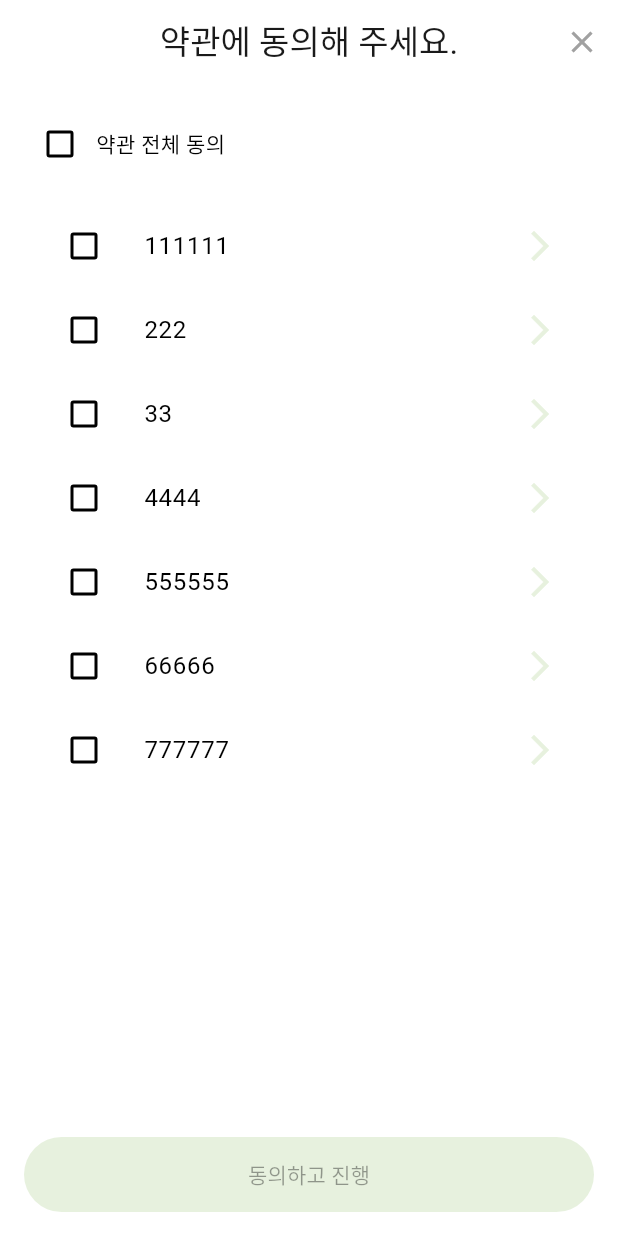
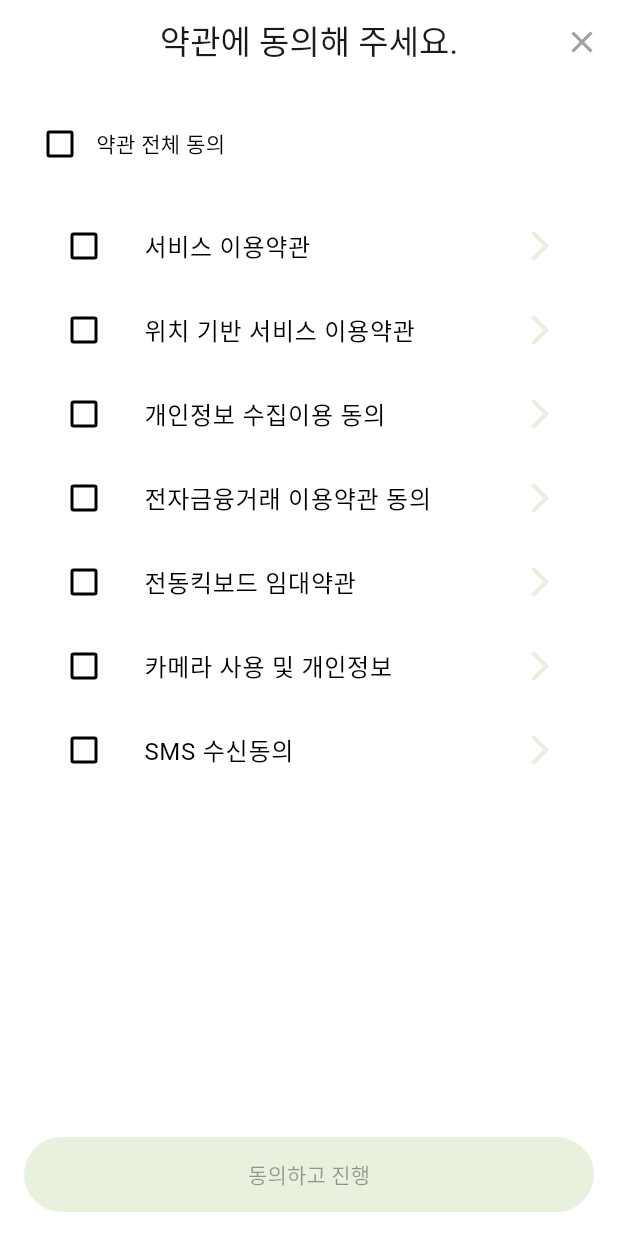
Before and after one commit to safeT-CE/Flutter_main, a Flutter app: the AgreementPage screen opened by its route, on a phone screen of 412 x 824 dp. Run offline on Flutter 3.47's test engine with Material 3 defaults, Android fonts, the phone set to English and light mode, and no system bars; our stand-ins replace camera, geolocator, shared_preferences; missing offline and left inert: google_ml_kit, kakao_map_plugin, qr_code_scanner; accounts and stored records are empty.

```diff
--- a/lib/pages/agreement_page.dart
+++ b/lib/pages/agreement_page.dart
@@ -12,13 +12,13 @@ class _AgreementPageState extends State<AgreementPage> {
 
   // 약관 항목의 제목 리스트
   final List<String> _agreeTitles = [
-    '111111',
-    '222',
-    '33',
-    '4444',
-    '555555',
-    '66666',
-    '777777',
+    '서비스 이용약관',
+    '위치 기반 서비스 이용약관',
+    '개인정보 수집이용 동의',
+    '전자금융거래 이용약관 동의',
+    '전동킥보드 임대약관',
+    '카메라 사용 및 개인정보',
+    'SMS 수신동의',
   ];
 
   // 각 항목의 상세 내용 리스트
--- a/lib/pages/auth_page.dart
+++ b/lib/pages/auth_page.dart
@@ -33,7 +33,7 @@ class AuthPage extends StatelessWidget {
               },
               style: ElevatedButton.styleFrom(
                 backgroundColor: safeTgreen,
-                foregroundColor: Colors.white,//이거 수정으로 넣었어
+                foregroundColor: Colors.white,
               ),
               child: Text('로그인'),
             ),
@@ -44,7 +44,7 @@ class AuthPage extends StatelessWidget {
               },
               style: ElevatedButton.styleFrom(
                 backgroundColor: safeTgreen,
-                foregroundColor: Colors.white,//이거도 수정으로 넣었어
+                foregroundColor: Colors.white,
               ),
               child: Text('회원가입'),
             ),
--- a/lib/pages/detailed_usage_map_page.dart
+++ b/lib/pages/detailed_usage_map_page.dart
@@ -1,6 +1,7 @@
 import 'package:flutter/material.dart';
 import 'package:kakao_map_plugin/kakao_map_plugin.dart';
 
+import '../main.dart';
 import 'detailed_usage_data.dart';
 
 class DetailedUsageMapPage extends StatefulWidget {
@@ -34,7 +35,7 @@ class _DetailedUsageMapPageState extends State<DetailedUsageMapPage> {
           Polyline(
             polylineId: 'route',
             points: widget.usage.path, // 경로에 사용할 좌표 리스트
-            strokeColor: Colors.green, // 경로 색상
+            strokeColor: safeTgreen, // 경로 색상
             strokeWidth: 5, // 경로 두께
           ),
         ],
--- a/lib/pages/rent_page.dart
+++ b/lib/pages/rent_page.dart
@@ -128,7 +128,7 @@ class _RentPageState extends State<RentPage> {
         return AlertDialog(
           backgroundColor: Colors.white,
           title: Text('배터리 정보'),
-          content: Text('배터리가 NN% 남은 기기입니다. 대여하시겠습니까?'),
+          content: Text('배터리가 85% 남은 기기입니다.\n대여하시겠습니까?'),
           actions: <Widget>[
             TextButton(
               onPressed: () {
--- a/lib/pages/return_page.dart
+++ b/lib/pages/return_page.dart
@@ -78,7 +78,7 @@ class ReturnPage extends StatelessWidget {
   bool _checkParkingValidity() {
     // 여기서 주차 상태를 확인하는 로직을 추가하세요.
     // 예시로 항상 비정상적인 주차로 가정
-    return false; // 정상 주차일 경우 true, 비정상 주차일 경우 false 반환 여기서 결정해서 바꾸기!!!
+    return true; // 정상 주차일 경우 true, 비정상 주차일 경우 false 반환 여기서 결정해서 바꾸기!!!
   }
 
   void _showInvalidParkingPopup(BuildContext context) {
@@ -228,7 +228,7 @@ class ReturnPage extends StatelessWidget {
       builder: (BuildContext context) {
         return AlertDialog(
           title: Text('비정상적인 주차 감지'),
-          content: Text('비정상적인 주차 상태로 인해 반납이 불가능합니다. 올바른 위치에 주차해주세요.'),
+          content: Text('비정상적인 주차 상태로 인해 \n반납이 불가능합니다.\n올바른 위치에 주차해주세요.'),
           actions: <Widget>[
             TextButton(
               onPressed: () {
--- a/lib/pages/violation_data.dart
+++ b/lib/pages/violation_data.dart
@@ -7,7 +7,7 @@ class ViolationData extends ChangeNotifier {
       date: '2024-07-08',
       time: 'PM 04:10 - 05:00\n1시간 이용',
       location: '명동역 인근',
-      imagePath: 'assets/image/frame_261.jpg',
+      imagePath: 'assets/image/cross.png',
       mapImagePath: 'assets/image/myungdong.png',
       count: 3,
       latitude: 37.5600,
@@ -19,7 +19,7 @@ class ViolationData extends ChangeNotifier {
       date: '2024-07-02',
       time: 'AM 08:30 - 09:00\n30분 이용',
       location: '고속터미널역 인근',
-      imagePath: 'assets/image/frame_261.jpg',
+      imagePath: 'assets/image/two.png',
       mapImagePath: 'assets/image/seoul_map2.png',
       count: 2,
       latitude: 37.5048,
@@ -27,11 +27,11 @@ class ViolationData extends ChangeNotifier {
     ),
 
     ViolationItem(
-      title: '횡단보도위반',
+      title: '헬멧착용위반',
       date: '2024-07-01',
       time: 'PM 04:10 - 05:00\n1시간 이용',
       location: '서울역 인근',
-      imagePath: 'assets/image/frame_261.jpg',
+      imagePath: 'assets/image/no_helmet.png',
       mapImagePath: 'assets/image/seoul_map.png',
       count: 1,
       latitude: 37.5563,
```
Also changed, not shown: lib/pages/splash_page.dart (+140 -1 lines), assets/image/cross.png (added), assets/image/no_helmet.png (added), assets/image/two.png (added), pubspec.lock.
